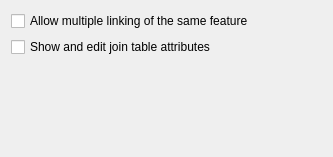
opengisch/qgis-linking-relation-editor, file linking_relation_editor/ui/linking_child_manager_dialog_config_widget.ui: the form before one commit.
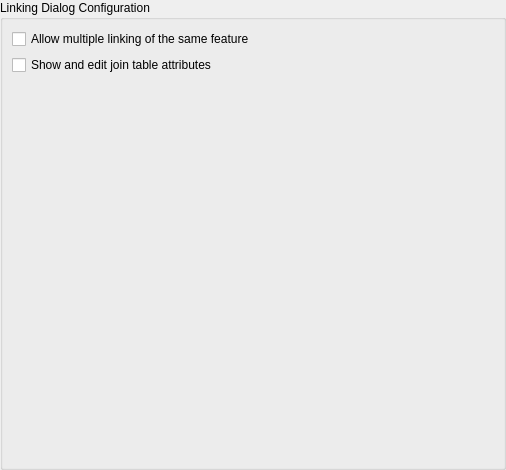
The form after the commit. Custom widgets are drawn as their Qt base class.

Commit message: Config for linking dialog

The edit to the form file:
```diff
--- a/linking_relation_editor/ui/linking_child_manager_dialog_config_widget.ui
+++ b/linking_relation_editor/ui/linking_child_manager_dialog_config_widget.ui
@@ -6,20 +6,38 @@
    <rect>
     <x>0</x>
     <y>0</y>
-    <width>333</width>
-    <height>157</height>
+    <width>506</width>
+    <height>470</height>
    </rect>
   </property>
   <layout class="QGridLayout" name="gridLayout">
+   <property name="leftMargin">
+    <number>0</number>
+   </property>
+   <property name="topMargin">
+    <number>0</number>
+   </property>
+   <property name="rightMargin">
+    <number>0</number>
+   </property>
+   <property name="bottomMargin">
+    <number>0</number>
+   </property>
    <item row="0" column="0">
-    <widget class="QCheckBox" name="checkBox">
+    <widget class="QgsCollapsibleGroupBox" name="widget">
+     <property name="title">
+      <string>Linking Dialog Configuration</string>
+     </property>
+     <layout class="QGridLayout" name="gridLayout_2">
+      <item row="0" column="0">
+       <widget class="QCheckBox" name="mCheckBoxAllowMultipleLinking">
      <property name="text">
       <string>Allow multiple linking of the same feature</string>
      </property>
     </widget>
    </item>
    <item row="1" column="0">
-    <widget class="QCheckBox" name="checkBox_2">
+       <widget class="QCheckBox" name="mCheckBoxShowAndEditJoinTableAttributes">
      <property name="text">
       <string>Show and edit join table attributes</string>
      </property>
@@ -33,10 +51,13 @@
      <property name="sizeHint" stdset="0">
       <size>
        <width>20</width>
-       <height>20</height>
+          <height>389</height>
       </size>
      </property>
     </spacer>
+      </item>
+     </layout>
+    </widget>
    </item>
   </layout>
  </widget>
```
Lines whose indentation alone changed are shown as unchanged. The commit also changes 2 other files.
